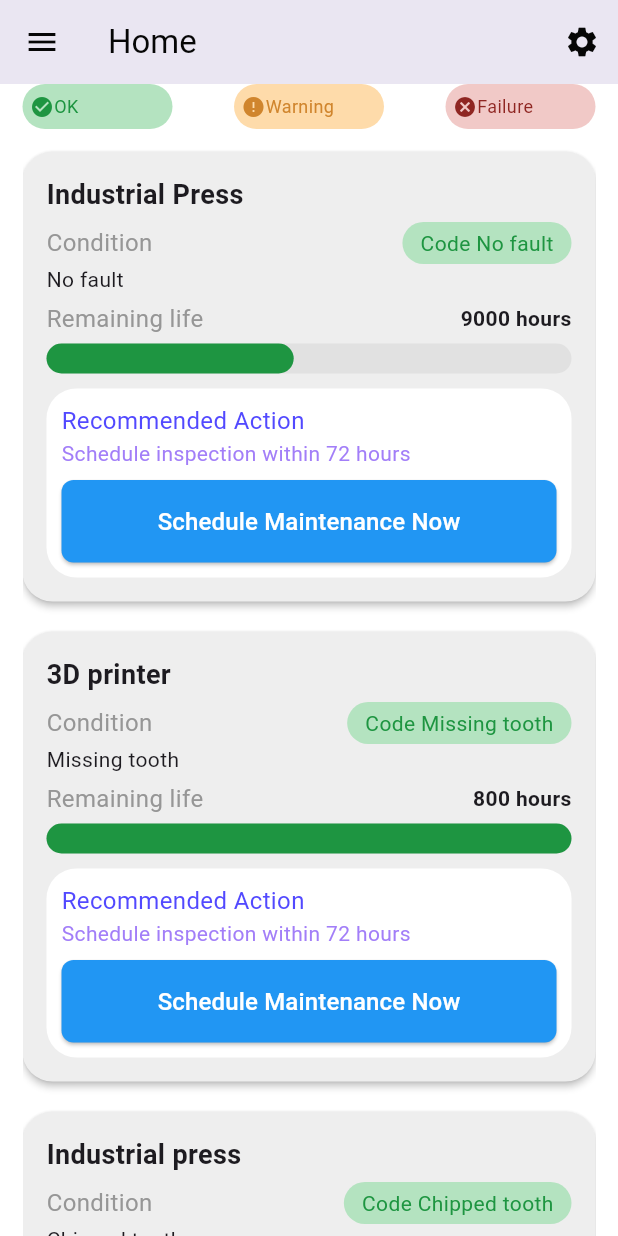
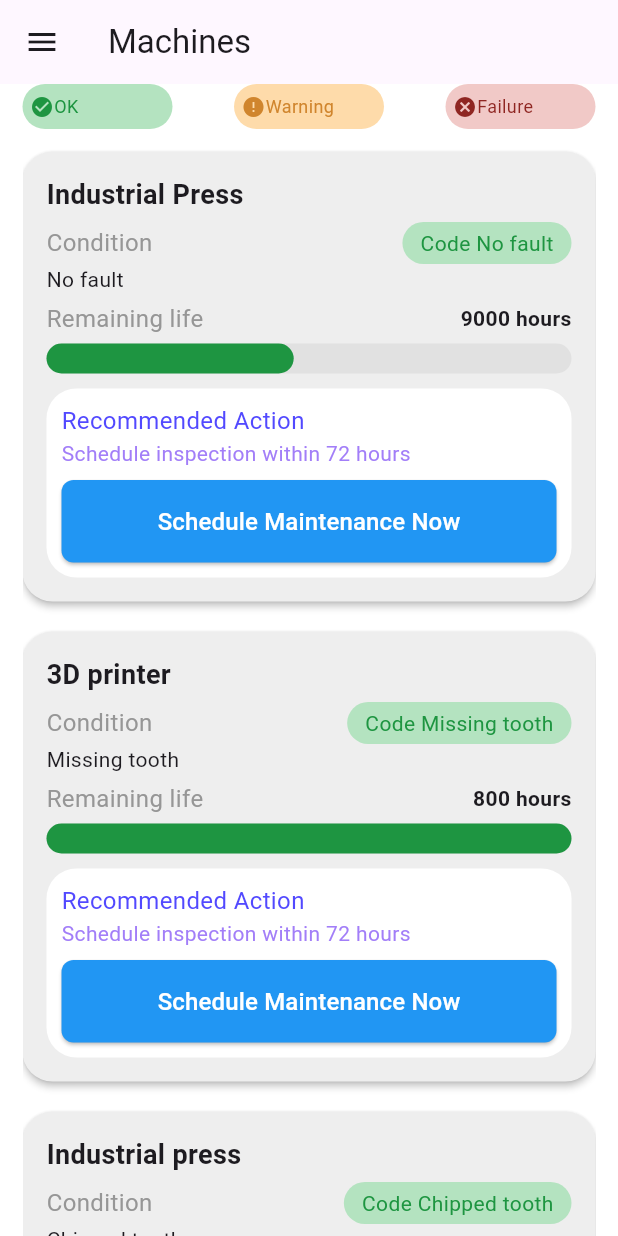
Before and after one commit to Nisrine-C/maintenance_platform_frontend, a Flutter app: the MachinesScreen screen opened directly, on a phone screen of 412 x 824 dp. Run offline on Flutter 3.47's test engine with Material 3 defaults, Android fonts, the phone set to English and light mode, and no system bars; our stand-ins replace fl_chart, pie_chart, table_calendar; missing offline and left inert: flutter_svg_icons, onnxruntime; statements that could not run were skipped.

Commit message:
fixed the navigation

```diff
--- a/lib/appBar/appBar.dart
+++ b/lib/appBar/appBar.dart
@@ -39,7 +39,7 @@ Drawer buildHomeDrawer(BuildContext context) {
         ListTile(
           leading: Icon(Icons.home),
           title: Text('Home'),
-          onTap: () => Navigator.pushNamed(context, '/dashbord'),
+          onTap: () => Navigator.pushNamed(context, '/dashboard'),
         ),
         ListTile(
           leading: const Icon(Icons.precision_manufacturing),
--- a/lib/main.dart
+++ b/lib/main.dart
@@ -2,6 +2,8 @@ import 'package:flutter/material.dart';
 import 'package:flutter/services.dart';
 import 'package:maintenance_platform_frontend/screen/dashbord/dashbord_screen.dart';
 import 'package:maintenance_platform_frontend/screen/machines/machines.screen.dart';
+import 'package:maintenance_platform_frontend/screen/maintenance/maintenance_home.screen.dart';
+import 'package:maintenance_platform_frontend/screen/maintenance/maintenance_management.screen.dart';
 import 'package:maintenance_platform_frontend/services/ai_engine_service.dart';
 import 'package:provider/provider.dart';
 
@@ -32,8 +34,13 @@ class MyApp extends StatelessWidget {
         theme: ThemeData(
           primarySwatch: Colors.blue,
         ),
-        // Set your initial screen here
-        home: DashbordScreen(),
+        initialRoute: '/dashboard',
+        routes: {
+          '/dashboard': (context) =>  DashbordScreen(),
+          '/machines': (context) =>  MachinesScreen(),
+          '/maintenance_home':(context) => MaintenanceHomeScreen(),
+          '/maintenance' : (context) => MaintenanceManagementScreen()
+        },
       ),
     );
   }
--- a/lib/screen/machines/machines.screen.dart
+++ b/lib/screen/machines/machines.screen.dart
@@ -93,7 +93,9 @@ class MachinesScreen extends StatelessWidget {
   @override
   Widget build(BuildContext context) {
     return Scaffold(
-      appBar: buildAppBar(context),
+      appBar: AppBar(
+        title: Text('Machines'),
+      ),
       drawer: buildHomeDrawer(context),
       backgroundColor: Colors.white,
       body: Container(
```
